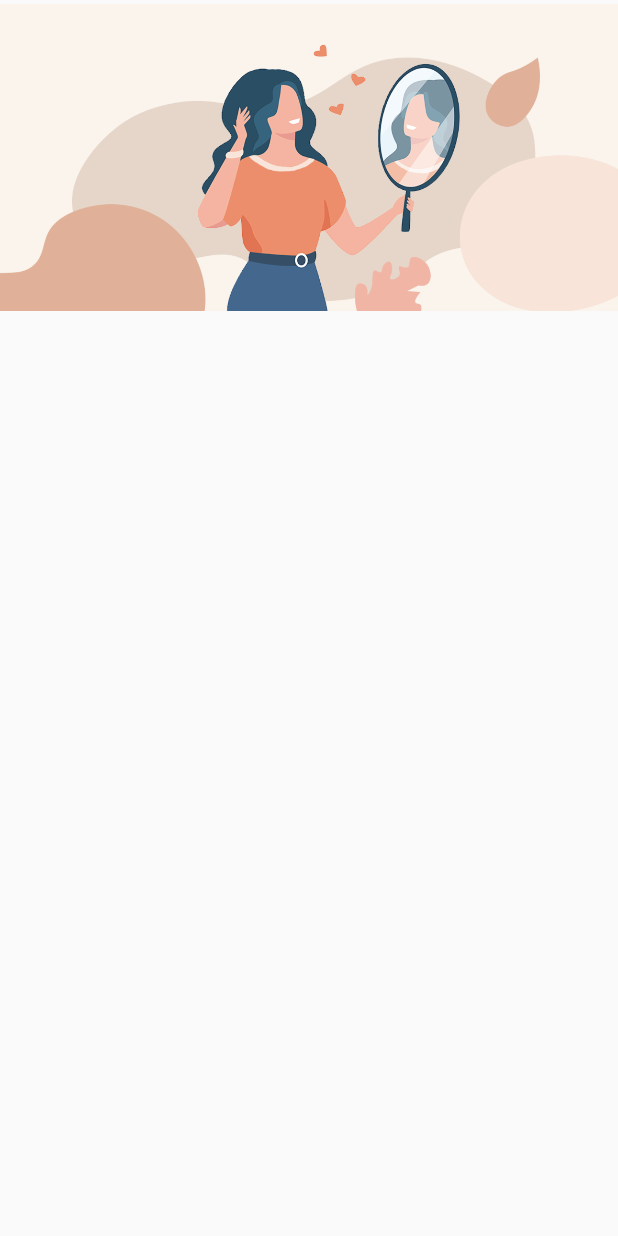
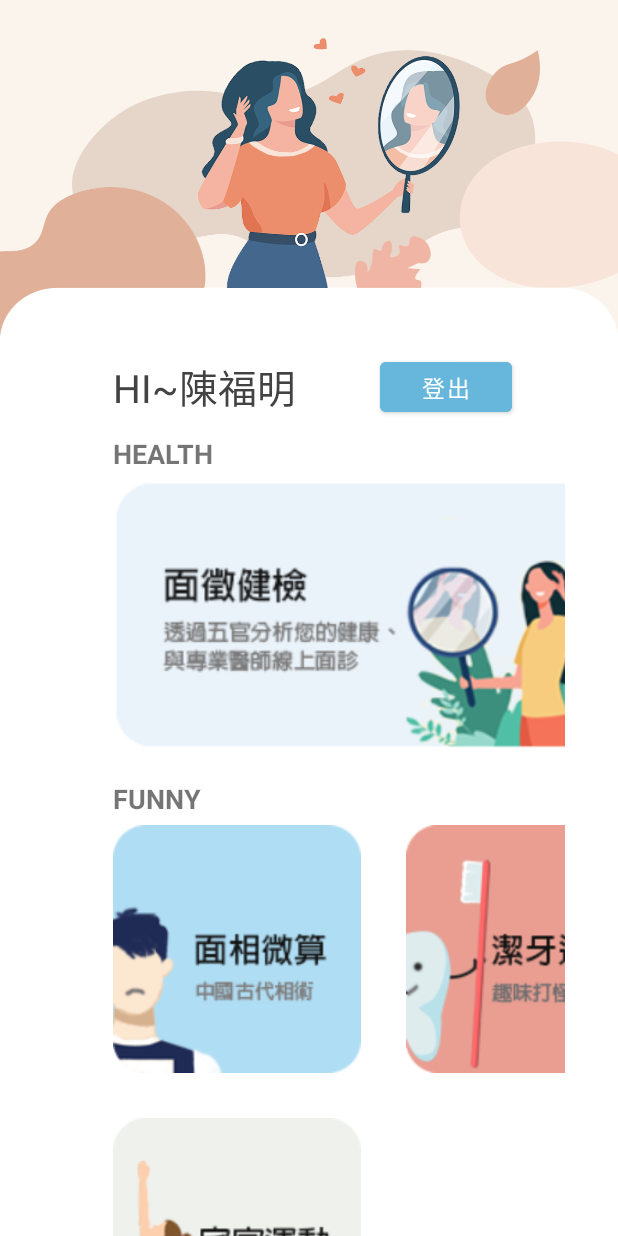
Before and after one commit to ravenwhite11/imirror, an Android app: the layout activity_main.xml on its own in the app's theme, with its tools: preview values and no code run, on a phone screen of 412 x 824 dp. Run offline under Robolectric (Android 15) with nearby library versions, the light colour scheme and no system bars.

Commit message:
1009 裝鏡子失敗 找問題中

```diff
--- a/app/src/main/res/layout/activity_main.xml
+++ b/app/src/main/res/layout/activity_main.xml
@@ -1,202 +1,180 @@
 <?xml version="1.0" encoding="utf-8"?>
-<FrameLayout xmlns:android="http://schemas.android.com/apk/res/android"
+<LinearLayout xmlns:android="http://schemas.android.com/apk/res/android"
     xmlns:app="http://schemas.android.com/apk/res-auto"
     xmlns:tools="http://schemas.android.com/tools"
     android:layout_width="match_parent"
     android:layout_height="match_parent"
     android:orientation="vertical"
-    tools:context=".MainActivity"
-    android:background="@color/colorBackground">
+    tools:context=".MainActivity">
 
     <!--背景-->
-    <LinearLayout
-        android:id="@+id/imageView"
-        android:layout_width="match_parent"
-        android:layout_height="wrap_content"
-        android:orientation="horizontal"
-        app:layout_constraintTop_toBottomOf="@+id/itemChoose">
     <ImageView
-            android:layout_width="match_parent"
-            android:layout_height="210dp"
-            android:src="@drawable/bgmain2" />
-    </LinearLayout>
-
-    <androidx.cardview.widget.CardView
-        android:id="@+id/cardView"
         android:layout_width="fill_parent"
-        android:layout_height="wrap_content"
-        android:layout_marginTop="200dp"
-        app:cardCornerRadius="@dimen/_15sdp"
-        app:layout_constraintTop_toBottomOf="@+id/imageView"
-        tools:layout_editor_absoluteX="26dp">
+        android:layout_height="230dp"
+        android:scaleType="fitXY"
+        android:src="@drawable/bgmain" />
 
     <ScrollView
+        android:layout_height="fill_parent"
         android:layout_width="fill_parent"
-            android:layout_height="wrap_content"
         android:scrollbars="none">
 
-            <androidx.constraintlayout.widget.ConstraintLayout
-                android:id="@+id/constaintLayout2"
+        <LinearLayout
+            android:layout_gravity="top|center"
             android:layout_width="fill_parent"
             android:layout_height="?actionBarSize"
+            android:orientation="vertical"
+            android:layout_marginLeft="20dp"
+            android:layout_marginRight="0dp"
+            android:layout_marginTop="0dp"
             android:paddingStart="@dimen/_35sdp"
             android:paddingEnd="@dimen/_35sdp">
 
             <LinearLayout
-                    android:id="@+id/titleLayout"
                 android:layout_width="match_parent"
                 android:layout_height="?actionBarSize"
-                    android:layout_marginBottom="@dimen/_3sdp"
                 android:gravity="center_vertical"
                 android:orientation="horizontal"
-                    app:layout_constraintTop_toBottomOf="@+id/constaintLayout2">
+                android:layout_marginBottom="@dimen/_3sdp">
                 <TextView
                     android:id="@+id/textTitle"
                     android:layout_width="0dp"
                     android:layout_height="wrap_content"
                     android:layout_weight="1"
+                    android:textColor="@color/cardview_dark_background"
                     android:text="HI~陳福明"
-                        android:textColor="@color/cardview_dark_background"
-                        android:textSize="@dimen/_25ssp" />
+                    android:textSize="@dimen/_20ssp"/>
+
                 <com.google.android.material.button.MaterialButton
                     android:id="@+id/buttonSignOut"
                     android:layout_width="wrap_content"
-                        android:layout_height="@dimen/_40sdp"
-                        android:backgroundTint="@color/colorPrimary"
+                    android:layout_height="@dimen/_35sdp"
                     android:includeFontPadding="false"
+                    android:layout_marginRight="35dp"
                     android:text="登出"
                     android:textColor="@color/colorTextIcons"
-                        android:textSize="@dimen/_16ssp" />
-                </LinearLayout>
+                    android:textSize="@dimen/_12ssp"
+                    android:backgroundTint="@color/colorPrimary"/>
 
-                <TextView
-                    android:id="@+id/textHEALTH"
-                    android:layout_width="wrap_content"
-                    android:layout_height="wrap_content"
-                    android:paddingTop="0dp"
-                    android:text="HEALTH"
-                    android:textSize="18dp"
-                    android:textStyle="bold"
-                    app:layout_constraintTop_toBottomOf="@+id/titleLayout"/>
-                <!--面徵健檢鏡-->
-                <ImageButton
-                    android:id="@+id/btn1_Face"
-                    android:layout_width="300dp"
-                    android:layout_height="150dp"
-                    android:layout_marginTop="5dp"
-                    android:background="@drawable/btn1"
-                    app:layout_constraintTop_toBottomOf="@id/textHEALTH"/>
-
-                <TextView
-                    android:id="@+id/textOTHER"
-                    android:layout_width="wrap_content"
-                    android:layout_height="wrap_content"
-                    android:layout_marginTop="20dp"
-                    android:text="OTHER"
-                    android:textSize="18dp"
-                    android:textStyle="bold"
-                    app:layout_constraintTop_toBottomOf="@+id/btn1_Face"/>
-
-                <LinearLayout
-                    android:id="@+id/LinearLayout2"
-                    android:layout_width="wrap_content"
-                    android:layout_height="wrap_content"
-                    android:layout_gravity="top"
-                    android:layout_marginTop="5dp"
-                    android:layout_marginBottom="20dp"
-                    android:orientation="horizontal"
-                    app:layout_constraintTop_toBottomOf="@+id/textOTHER">
-                    <!--雲端約會-->
-                    <ImageButton
-                        android:id="@+id/btn7"
-                        android:layout_width="140dp"
-                        android:layout_height="140dp"
-                        android:background="@drawable/btn7" />
-                    <!--電商導購-->
-                    <ImageButton
-                        android:id="@+id/btn8"
-                        android:layout_width="140dp"
-                        android:layout_height="140dp"
-                        android:layout_marginLeft="20dp"
-                        android:background="@drawable/btn8" />
 
             </LinearLayout>
 
             <TextView
-                    android:id="@+id/textFUNNY"
                 android:layout_width="wrap_content"
                 android:layout_height="wrap_content"
-                    android:layout_marginTop="20dp"
-                    android:text="FUNNY"
+                android:text="HEALTH"
+                android:textStyle="bold"
                 android:textSize="18dp"
-                    android:textStyle="bold"
-                    app:layout_constraintTop_toBottomOf="@id/LinearLayout2"/>
+                android:paddingTop="0dp"
+                android:layout_marginTop="0dp"/>
+            <!--面徵健檢鏡-->
+            <ImageButton
+                android:id="@+id/btn1_Face"
+                android:layout_width="360dp"
+                android:layout_height="180dp"
+                android:background="@drawable/btn1"
+                android:layout_marginTop="5dp"
+                />
 
-                <LinearLayout
-                    android:id="@+id/LinearLayout3"
+            <TextView
                 android:layout_width="wrap_content"
                 android:layout_height="wrap_content"
+                android:text="FUNNY"
+                android:textStyle="bold"
+                android:textSize="18dp"
+                android:layout_marginTop="20dp"/>
+            <LinearLayout
                 android:layout_gravity="top"
+                android:layout_width="wrap_content"
+                android:layout_height="wrap_content"
+                android:orientation="horizontal"
                 android:layout_marginTop="5dp"
-                    android:orientation="horizontal"
-                    app:layout_constraintTop_toBottomOf="@+id/textFUNNY">
+                >
                 <!--面相微算智能鏡-->
                 <ImageButton
                     android:id="@+id/btn2"
-                        android:layout_width="140dp"
-                        android:layout_height="140dp"
-                        android:background="@drawable/btn2" />
+                    android:layout_width="165dp"
+                    android:layout_height="165dp"
+                    android:background="@drawable/btn2"
+                    />
                 <!--刷牙遊戲-->
                 <ImageButton
                     android:id="@+id/btn3_Makeup"
-                        android:layout_width="140dp"
-                        android:layout_height="140dp"
-                        android:layout_marginLeft="20dp"
-                        android:background="@drawable/btn3" />
+                    android:layout_width="165dp"
+                    android:layout_height="165dp"
+                    android:background="@drawable/btn3"
+                    android:layout_marginLeft="30dp"/>
             </LinearLayout>
             <!--居家運動鏡-->
             <ImageButton
-                    android:id="@+id/btn4"
-                    android:layout_width="140dp"
-                    android:layout_height="140dp"
-                    android:layout_marginTop="20dp"
+                android:id="@+id/btn4_"
+                android:layout_width="165dp"
+                android:layout_height="165dp"
                 android:background="@drawable/btn4"
-                    app:layout_constraintTop_toBottomOf="@+id/LinearLayout3"/>
+                android:layout_marginTop="30dp"/>
 
             <TextView
-                    android:id="@+id/textPRETTY"
                 android:layout_width="wrap_content"
                 android:layout_height="wrap_content"
-                    android:layout_marginTop="20dp"
                 android:text="PRETTY"
+                android:textStyle="bold"
                 android:textSize="18dp"
-                    android:textStyle="bold"
-                    app:layout_constraintTop_toBottomOf="@+id/btn4"/>
-
+                android:layout_marginTop="20dp"/>
             <LinearLayout
-                    android:id="@+id/LinearLayout4"
+                android:layout_gravity="top"
                 android:layout_width="wrap_content"
                 android:layout_height="wrap_content"
-                    android:layout_gravity="top"
+                android:orientation="horizontal"
                 android:layout_marginTop="5dp"
-                    android:orientation="horizontal"
-                    app:layout_constraintTop_toBottomOf="@+id/textPRETTY">
+                >
                 <!--美髮彩妝-->
                 <ImageButton
                     android:id="@+id/btn5"
-                        android:layout_width="140dp"
-                        android:layout_height="140dp"
-                        android:background="@drawable/btn5" />
+                    android:layout_width="165dp"
+                    android:layout_height="165dp"
+                    android:background="@drawable/btn5"/>
                 <!--配件飾品-->
                 <ImageButton
                     android:id="@+id/btn6"
-                        android:layout_width="140dp"
-                        android:layout_height="140dp"
-                        android:layout_marginLeft="20dp"
-                        android:background="@drawable/btn6" />
+                    android:layout_width="165dp"
+                    android:layout_height="165dp"
+                    android:background="@drawable/btn6"
+                    android:layout_marginLeft="30dp"/>
             </LinearLayout>
 
-            </androidx.constraintlayout.widget.ConstraintLayout>
+            <TextView
+                android:layout_width="wrap_content"
+                android:layout_height="wrap_content"
+                android:text="其他"
+                android:textStyle="bold"
+                android:textSize="18dp"
+                android:layout_marginTop="30dp"/>
+            <LinearLayout
+                android:layout_gravity="top"
+                android:layout_width="wrap_content"
+                android:layout_height="wrap_content"
+                android:orientation="horizontal"
+                android:layout_marginTop="5dp"
+                android:layout_marginBottom="20dp"
+                >
+                <!--雲端約會-->
+                <ImageButton
+                    android:id="@+id/btn7"
+                    android:layout_width="165dp"
+                    android:layout_height="165dp"
+                    android:background="@drawable/btn7"
+                    />
+                <!--電商導購-->
+                <ImageButton
+                    android:id="@+id/btn8"
+                    android:layout_width="165dp"
+                    android:layout_height="165dp"
+                    android:background="@drawable/btn8"
+                    android:layout_marginLeft="30dp"/>
+
+            </LinearLayout>
+
+
+        </LinearLayout>
     </ScrollView>
-    </androidx.cardview.widget.CardView>
-</FrameLayout>
+</LinearLayout>
```
Also changed, not shown: app/src/main/java/com/example/imirror/MainActivity.java (+7 -1 lines), app/src/main/java/com/example/imirror/faceActivity/FaceReport.java (+13 -1 lines), app/src/main/res/layout/activity_shopping_home.xml (+20 -22 lines), app/src/main/res/layout/item_loadong_dialog.xml (+6 -8 lines). Lines whose indentation alone changed are shown as unchanged.
